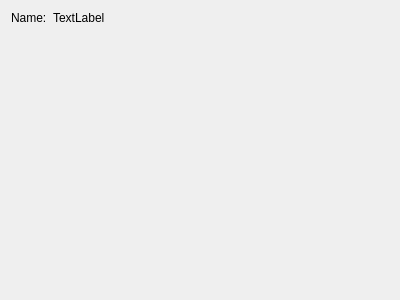
First picture: the form in ui/ViewRaceWidget.ui, repository jgardner1/JGRPGTools, before the edit.
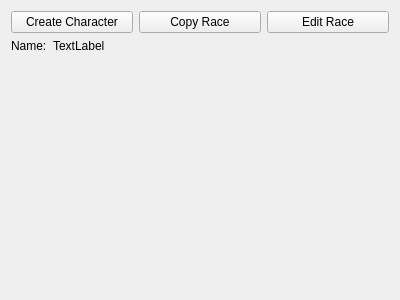
Second picture: the form after the edit.

Commit message: Can create characters from the race view

```diff
--- a/ui/ViewRaceWidget.ui
+++ b/ui/ViewRaceWidget.ui
@@ -13,6 +13,33 @@
   <property name="windowTitle">
    <string>View Race</string>
   </property>
+  <layout class="QVBoxLayout" name="verticalLayout" stretch="0,1">
+   <item>
+    <layout class="QHBoxLayout" name="horizontalLayout" stretch="0,0,0">
+     <item>
+      <widget class="QPushButton" name="pushButton">
+       <property name="text">
+        <string>Create Character</string>
+       </property>
+      </widget>
+     </item>
+     <item>
+      <widget class="QPushButton" name="pushButton_3">
+       <property name="text">
+        <string>Copy Race</string>
+       </property>
+      </widget>
+     </item>
+     <item>
+      <widget class="QPushButton" name="pushButton_2">
+       <property name="text">
+        <string>Edit Race</string>
+       </property>
+      </widget>
+     </item>
+    </layout>
+   </item>
+   <item>
   <layout class="QFormLayout" name="formLayout">
    <item row="0" column="0">
     <widget class="QLabel" name="label">
@@ -29,6 +56,13 @@
     </widget>
    </item>
   </layout>
+   </item>
+  </layout>
+  <zorder>nameValueLabel</zorder>
+  <zorder>label</zorder>
+  <zorder>pushButton_2</zorder>
+  <zorder>pushButton_3</zorder>
+  <zorder>nameValueLabel</zorder>
  </widget>
  <resources/>
  <connections/>
```
Left out of the diff: 56 changed lines with no effect on the pictures. Lines whose indentation alone changed are shown as unchanged. The commit also changes 3 other files.
